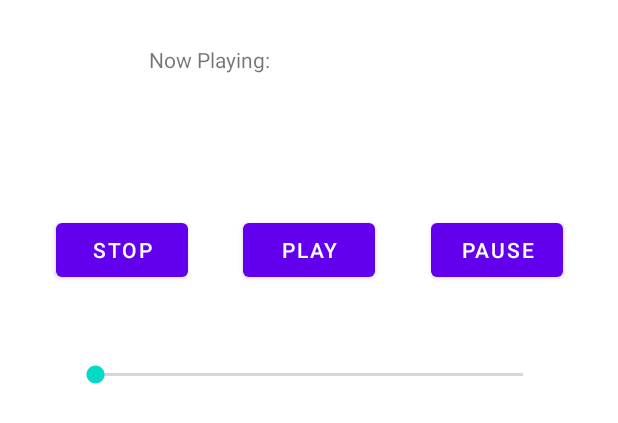
After one commit to XufengRen/3515_LabAssignment07, an Android app: the layout fragment_player.xml on its own in the app's theme, with its tools: preview values and no code run, on a phone screen of 412 x 824 dp. The commit adds this screen. Shown: the top 423 px of the screen. Run offline under Robolectric (Android 15) with nearby library versions, the phone set to English and light mode, and no system bars.

Commit message:
player set up

```diff
--- /dev/null
+++ b/app/src/main/res/layout/fragment_player.xml
@@ -0,0 +1,68 @@
+<?xml version="1.0" encoding="utf-8"?>
+<androidx.constraintlayout.widget.ConstraintLayout xmlns:android="http://schemas.android.com/apk/res/android"
+    xmlns:app="http://schemas.android.com/apk/res-auto"
+    xmlns:tools="http://schemas.android.com/tools"
+    android:id="@+id/frameLayout"
+    android:layout_width="match_parent"
+    android:layout_height="match_parent"
+    tools:context=".playerFragment">
+
+
+
+    <TextView
+        android:id="@+id/nowPlaying"
+        android:layout_width="214dp"
+        android:layout_height="26dp"
+        android:text="Now Playing:"
+        app:layout_constraintBottom_toBottomOf="parent"
+        app:layout_constraintEnd_toEndOf="parent"
+        app:layout_constraintStart_toStartOf="parent"
+        app:layout_constraintTop_toTopOf="parent"
+        app:layout_constraintVertical_bias="0.038" />
+
+    <Button
+        android:id="@+id/pause"
+        android:layout_width="wrap_content"
+        android:layout_height="wrap_content"
+        android:text="Pause"
+        app:layout_constraintBottom_toTopOf="@+id/seekBar"
+        app:layout_constraintEnd_toEndOf="parent"
+        app:layout_constraintHorizontal_bias="0.5"
+        app:layout_constraintStart_toEndOf="@+id/play"
+        app:layout_constraintTop_toBottomOf="@+id/nowPlaying"
+        app:layout_constraintVertical_bias="0.716" />
+
+    <Button
+        android:id="@+id/play"
+        android:layout_width="wrap_content"
+        android:layout_height="wrap_content"
+        android:text="Play"
+        app:layout_constraintBottom_toTopOf="@+id/seekBar"
+        app:layout_constraintEnd_toStartOf="@+id/pause"
+        app:layout_constraintHorizontal_bias="0.5"
+        app:layout_constraintStart_toEndOf="@+id/stop"
+        app:layout_constraintTop_toBottomOf="@+id/nowPlaying"
+        app:layout_constraintVertical_bias="0.716" />
+
+    <Button
+        android:id="@+id/stop"
+        android:layout_width="wrap_content"
+        android:layout_height="wrap_content"
+        android:text="Stop"
+        app:layout_constraintBottom_toTopOf="@+id/seekBar"
+        app:layout_constraintEnd_toStartOf="@+id/play"
+        app:layout_constraintHorizontal_bias="0.506"
+        app:layout_constraintStart_toStartOf="parent"
+        app:layout_constraintTop_toBottomOf="@+id/nowPlaying"
+        app:layout_constraintVertical_bias="0.716" />
+
+    <SeekBar
+        android:id="@+id/seekBar"
+        android:layout_width="317dp"
+        android:layout_height="51dp"
+        android:layout_marginBottom="548dp"
+        app:layout_constraintBottom_toBottomOf="parent"
+        app:layout_constraintEnd_toEndOf="parent"
+        app:layout_constraintStart_toStartOf="parent" />
+
+</androidx.constraintlayout.widget.ConstraintLayout>
```
Also changed, not shown: app/src/main/java/edu/temple/bookshelf/MainActivity.java (+37 -3 lines), app/src/main/java/edu/temple/bookshelf/playerFragment.java (added, +102 -0 lines), app/src/main/res/layout-land/activity_main.xml (+14 -54 lines), app/src/main/res/layout/activity_main.xml (+10 -48 lines).
